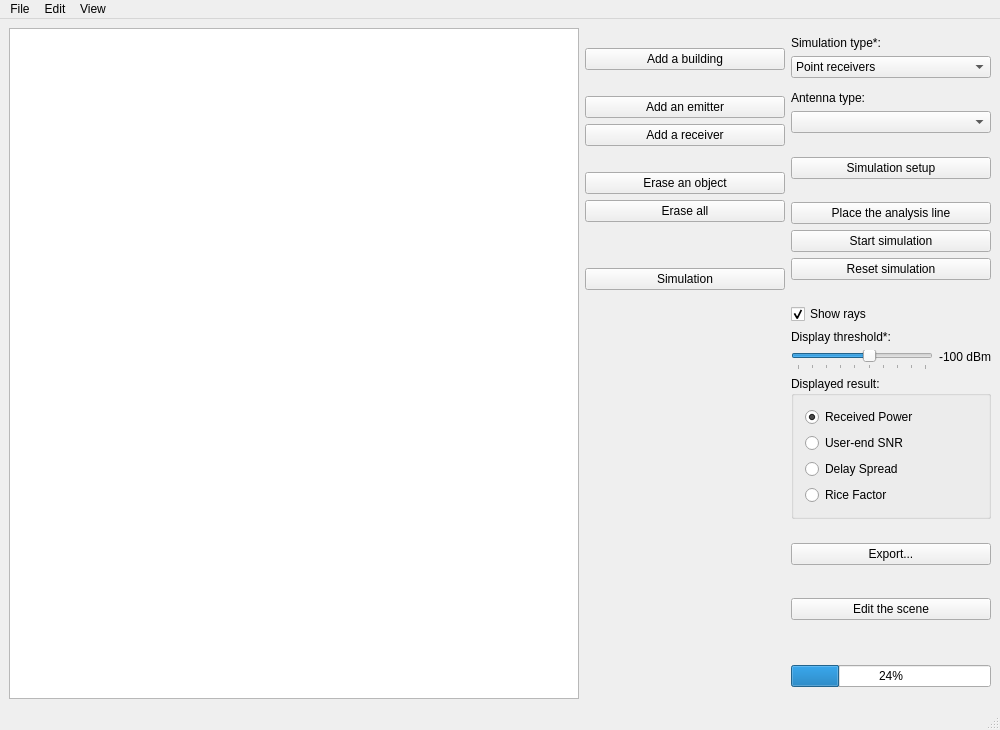
First picture: the form in Source/mainwindow.ui, repository mathphi/ELEC-H415_5G-Small-Cells, before the edit.
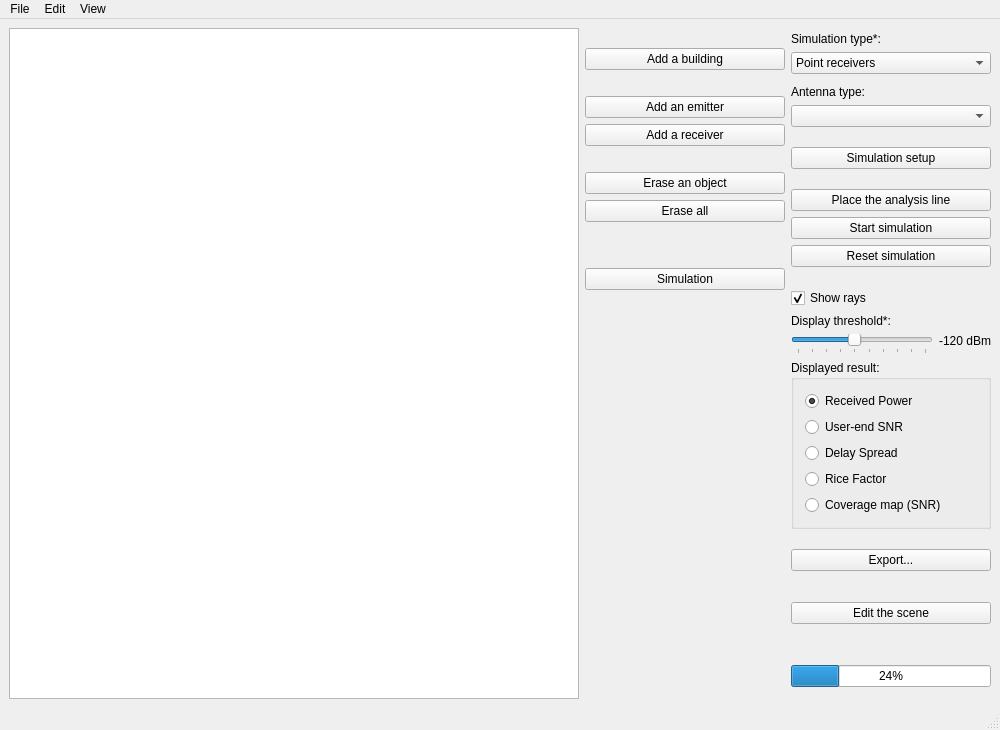
Second picture: the form after the edit. Icons and pictures are not drawn.

Commit message: Added Coverage Map + OutOfModel mode for Receiver + Project saving

Diff of the .ui file:
```diff
--- a/Source/mainwindow.ui
+++ b/Source/mainwindow.ui
@@ -441,7 +441,7 @@
                <number>-20</number>
               </property>
               <property name="value">
-               <number>-100</number>
+               <number>-120</number>
               </property>
               <property name="orientation">
                <enum>Qt::Horizontal</enum>
@@ -463,7 +463,7 @@
                </sizepolicy>
               </property>
               <property name="text">
-               <string>-100 dBm</string>
+               <string>-120 dBm</string>
               </property>
               <property name="alignment">
                <set>Qt::AlignRight|Qt::AlignTop|Qt::AlignTrailing</set>
@@ -524,6 +524,13 @@
             </property>
            </widget>
           </item>
+          <item>
+           <widget class="QRadioButton" name="radio_result_coverage">
+            <property name="text">
+             <string>Coverage map (SNR)</string>
+            </property>
+           </widget>
+          </item>
          </layout>
         </widget>
        </item>
```
Left out of the diff: 39 changed lines with no effect on the pictures. The commit also changes 12 other files.
